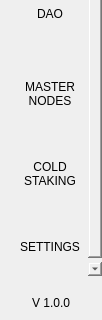
This is src/qt/pivx/forms/navmenuwidget.ui in SOLARI-Project/SOLARI as Qt 5 draws it before an edit; both pictures show x 0 to 102 and y 466 to 786 of the 102 by 786 pixel window. The edited form follows.
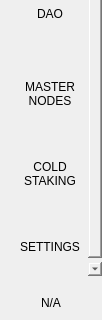
This is the edited form.

Patch:
```diff
--- a/src/qt/pivx/forms/navmenuwidget.ui
+++ b/src/qt/pivx/forms/navmenuwidget.ui
@@ -391,7 +391,7 @@
          </size>
         </property>
         <property name="text">
-         <string>V 1.0.0</string>
+         <string notr="true">N/A</string>
         </property>
         <property name="alignment">
          <set>Qt::AlignBottom|Qt::AlignHCenter</set>
```
